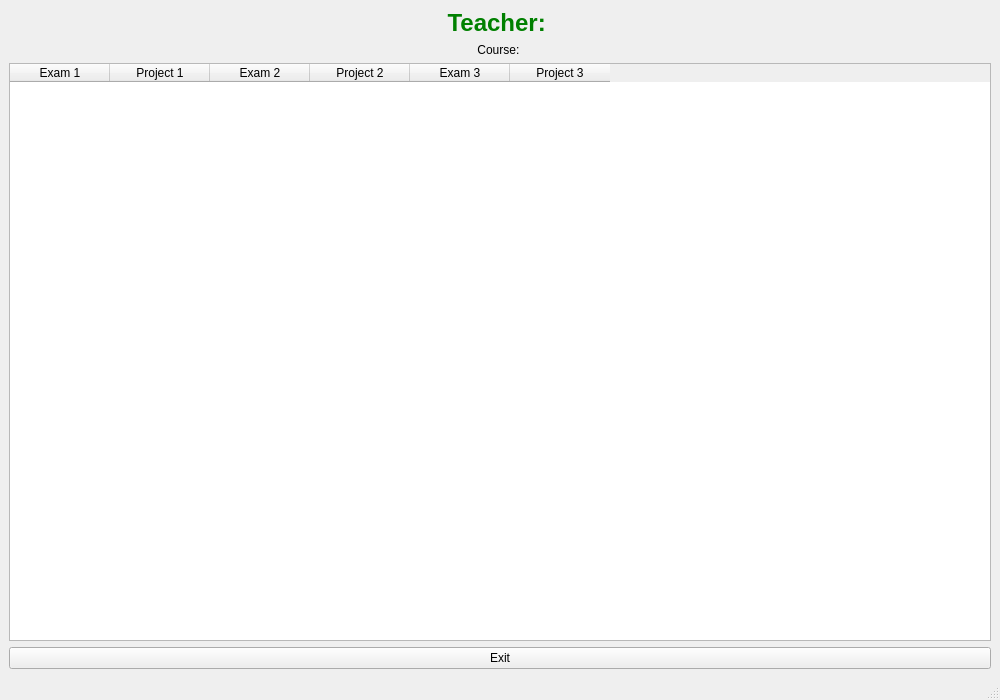
First picture: the form in view2/teacher_view.ui, repository farhadarziev/finalProject, before the edit.
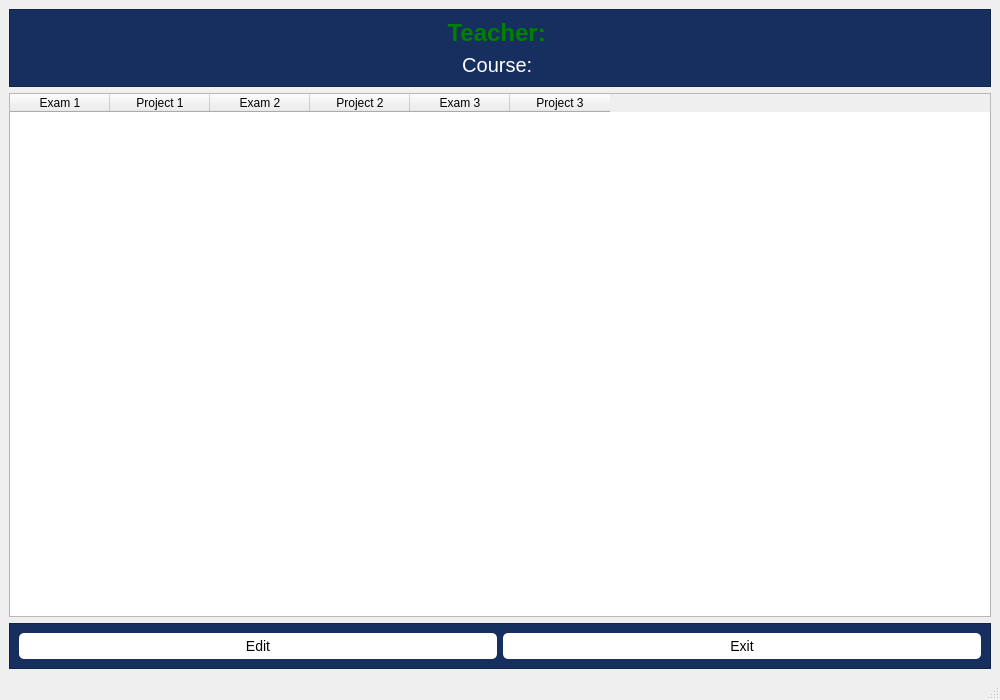
Second picture: the form after the edit.

Commit message: changing the student's and teacher's view

What changed in the file:
```diff
--- a/view2/teacher_view.ui
+++ b/view2/teacher_view.ui
@@ -10,7 +10,18 @@
   </property>
   <widget class="QWidget" name="centralwidget">
    <layout class="QVBoxLayout" name="verticalLayout">
-    
+
+    <item>
+     <widget class="QFrame" name="headerFrame">
+      <property name="frameShape">
+       <enum>QFrame::StyledPanel</enum>
+      </property>
+      <property name="styleSheet">
+       <string notr="true">
+        background-color: #172F5F;
+       </string>
+      </property>
+      <layout class="QVBoxLayout" name="verticalLayout_2">
     <item>
      <widget class="QLabel" name="label_teacher">
       <property name="text"><string>Teacher: </string></property>
@@ -20,17 +31,18 @@
       </property>
      </widget>
     </item>
-
     <item>
      <widget class="QLabel" name="label_course">
       <property name="text"><string>Course: </string></property>
       <property name="alignment"><set>Qt::AlignCenter</set></property>
       <property name="styleSheet">
-       <string>font-size: 20px; color: green;</string>
        <string>font-size: 20px; color: white;</string>
       </property>
      </widget>
     </item>
+      </layout>
+     </widget>
+    </item>
 
     <item>
      <widget class="QTableWidget" name="table_students">
@@ -58,8 +70,55 @@
     </item>
 
     <item>
+     <widget class="QFrame" name="footerFrame">
+      <property name="frameShape">
+       <enum>QFrame::StyledPanel</enum>
+      </property>
+      <property name="styleSheet">
+       <string notr="true">background-color: #172F5F;</string>
+      </property>
+      <layout class="QHBoxLayout" name="horizontalLayout">
+       <item>
+        <widget class="QPushButton" name="btn_edit">
+         <property name="text"><string>Edit</string></property>
+         <property name="styleSheet">
+          <string>
+           QPushButton {
+            background-color: white;
+            color: black;
+            font-size: 14px;
+            border-radius: 5px;
+            padding: 5px;
+           }
+           QPushButton:hover {
+            color: green;
+            background-color: white;
+           }
+          </string>
+         </property>
+        </widget>
+       </item>
+       <item>
      <widget class="QPushButton" name="btn_exit">
       <property name="text"><string>Exit</string></property>
+         <property name="styleSheet">
+          <string>
+           QPushButton {
+            background-color: white;
+            color: black;
+            font-size: 14px;
+            border-radius: 5px;
+            padding: 5px;
+           }
+           QPushButton:hover {
+            color: green;
+            background-color: white;
+           }
+          </string>
+         </property>
+        </widget>
+       </item>
+      </layout>
      </widget>
     </item>
 
```
Lines whose indentation alone changed are shown as unchanged. The commit also changes 18 other files.
